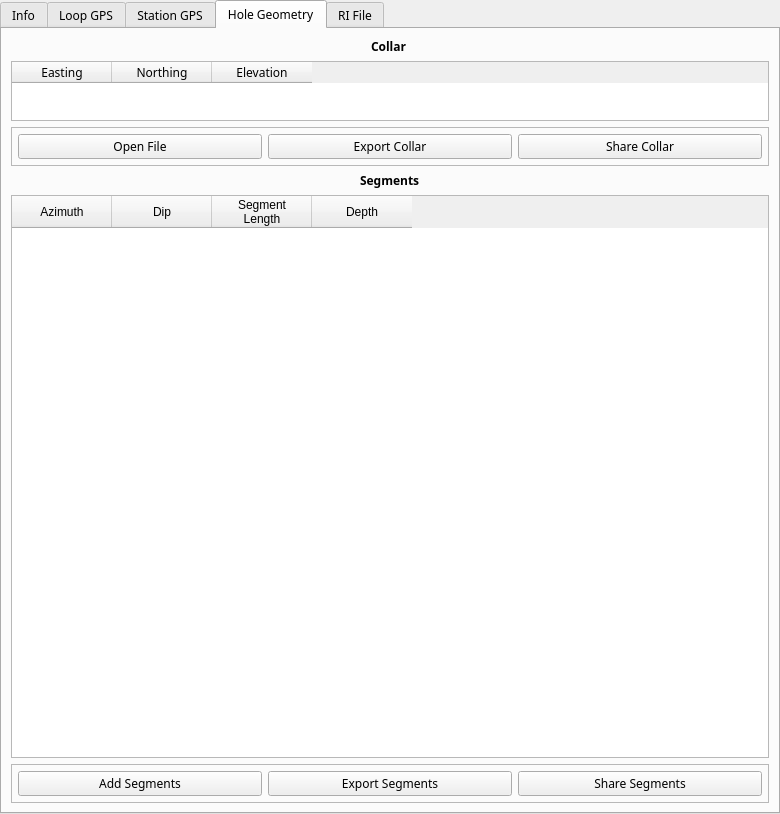
The window that src/ui/pem_info_widget.ui (Eric-Meunier/Processor-Suite) describes before a commit, drawn with Qt 5.
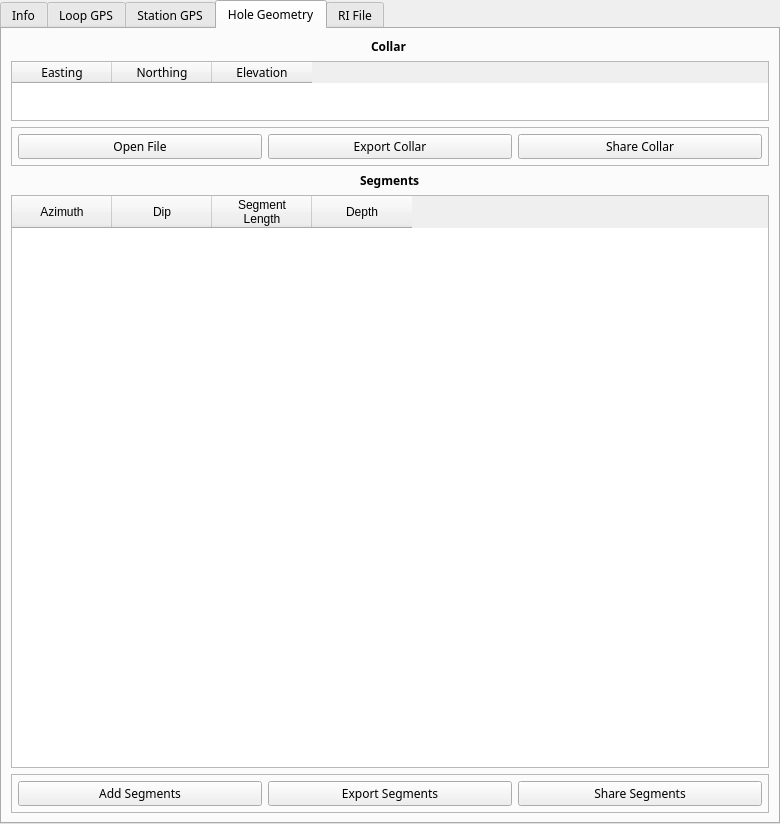
The same window after the commit. The open tabs and pages were chosen to show the change.

Diff of the .ui file:
```diff
--- a/src/ui/pem_info_widget.ui
+++ b/src/ui/pem_info_widget.ui
@@ -7,7 +7,7 @@
     <x>0</x>
     <y>0</y>
     <width>780</width>
-    <height>814</height>
+    <height>824</height>
    </rect>
   </property>
   <property name="sizePolicy">
@@ -54,7 +54,7 @@
      </property>
      <property name="minimumSize">
       <size>
-       <width>0</width>
+       <width>350</width>
        <height>0</height>
       </size>
      </property>
@@ -789,7 +789,7 @@
         <widget class="QFrame" name="frame_9">
          <property name="minimumSize">
           <size>
-           <width>400</width>
+           <width>0</width>
            <height>0</height>
           </size>
          </property>
@@ -861,7 +861,7 @@
          </property>
          <property name="minimumSize">
           <size>
-           <width>400</width>
+           <width>0</width>
            <height>0</height>
           </size>
          </property>
```
Left out of the diff: 10 changed lines with no effect on the pictures.
